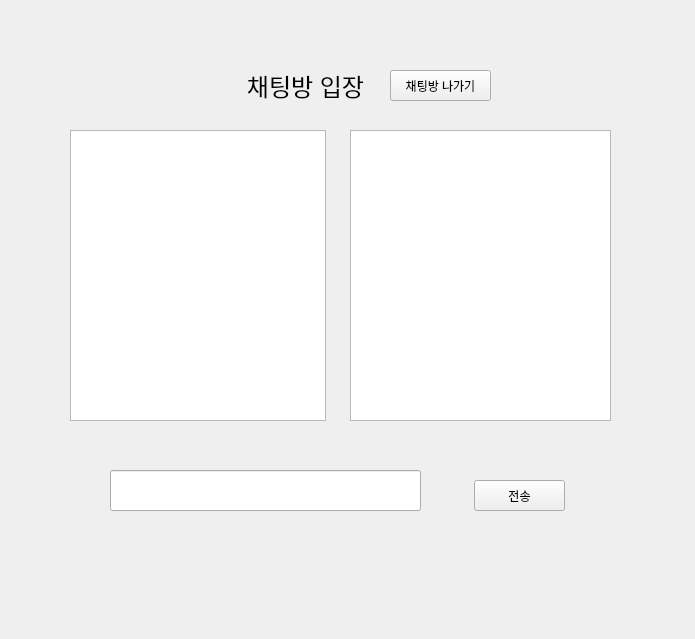
ChoiJiHyeok/TCP-chatting, file jichat.ui: the form before one commit.
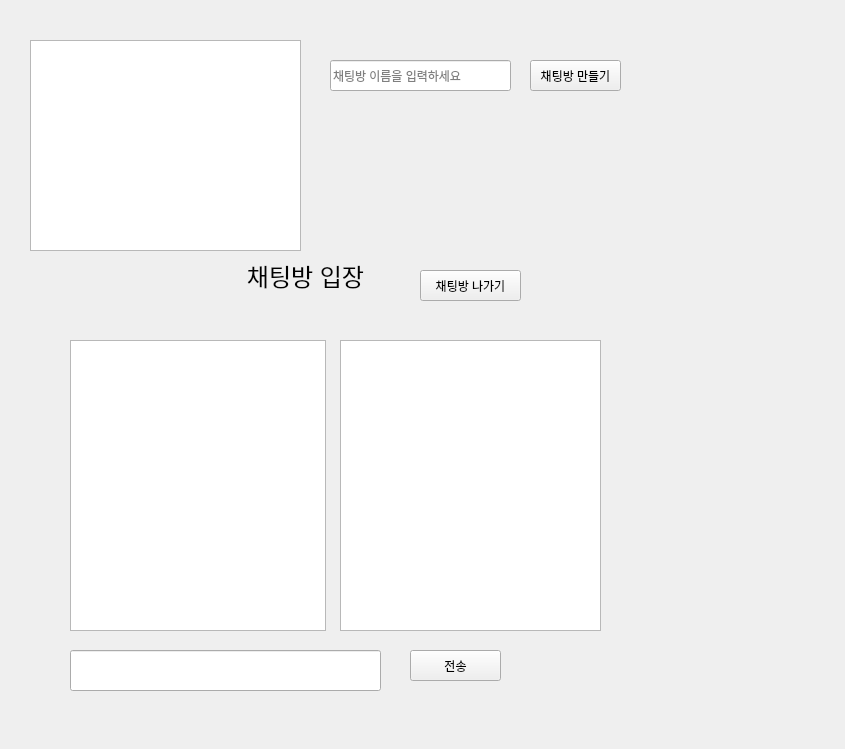
The form after the commit.

What changed in the file:
```diff
--- a/jichat.ui
+++ b/jichat.ui
@@ -6,8 +6,8 @@
    <rect>
     <x>0</x>
     <y>0</y>
-    <width>695</width>
-    <height>639</height>
+    <width>845</width>
+    <height>749</height>
    </rect>
   </property>
   <property name="windowTitle">
@@ -16,10 +16,10 @@
   <widget class="QStackedWidget" name="stackedWidget">
    <property name="geometry">
     <rect>
-     <x>30</x>
-     <y>40</y>
-     <width>651</width>
-     <height>551</height>
+     <x>10</x>
+     <y>20</y>
+     <width>801</width>
+     <height>721</height>
     </rect>
    </property>
    <property name="currentIndex">
@@ -54,8 +54,8 @@
     <widget class="QLabel" name="label">
      <property name="geometry">
       <rect>
-       <x>160</x>
-       <y>10</y>
+       <x>180</x>
+       <y>220</y>
        <width>231</width>
        <height>71</height>
       </rect>
@@ -67,8 +67,8 @@
     <widget class="QPushButton" name="enter_btn">
      <property name="geometry">
       <rect>
-       <x>444</x>
-       <y>440</y>
+       <x>400</x>
+       <y>630</y>
        <width>91</width>
        <height>31</height>
       </rect>
@@ -80,18 +80,21 @@
     <widget class="QLineEdit" name="chat_lineEdit">
      <property name="geometry">
       <rect>
-       <x>80</x>
-       <y>430</y>
+       <x>60</x>
+       <y>630</y>
        <width>311</width>
        <height>41</height>
       </rect>
      </property>
+     <property name="text">
+      <string/>
+     </property>
     </widget>
     <widget class="QListWidget" name="listWidget">
      <property name="geometry">
       <rect>
-       <x>40</x>
-       <y>90</y>
+       <x>60</x>
+       <y>320</y>
        <width>256</width>
        <height>291</height>
       </rect>
@@ -100,8 +103,8 @@
     <widget class="QPushButton" name="outroom_btn">
      <property name="geometry">
       <rect>
-       <x>360</x>
-       <y>30</y>
+       <x>410</x>
+       <y>250</y>
        <width>101</width>
        <height>31</height>
       </rect>
@@ -113,13 +116,49 @@
     <widget class="QListWidget" name="user_listWidget">
      <property name="geometry">
       <rect>
-       <x>320</x>
-       <y>90</y>
+       <x>330</x>
+       <y>320</y>
        <width>261</width>
        <height>291</height>
       </rect>
      </property>
     </widget>
+    <widget class="QPushButton" name="creat_chatroom_btn">
+     <property name="geometry">
+      <rect>
+       <x>520</x>
+       <y>40</y>
+       <width>91</width>
+       <height>31</height>
+      </rect>
+     </property>
+     <property name="text">
+      <string>채팅방 만들기</string>
+     </property>
+    </widget>
+    <widget class="QLineEdit" name="create_room_lineEdit">
+     <property name="geometry">
+      <rect>
+       <x>320</x>
+       <y>40</y>
+       <width>181</width>
+       <height>31</height>
+      </rect>
+     </property>
+     <property name="placeholderText">
+      <string>채팅방 이름을 입력하세요</string>
+     </property>
+    </widget>
+    <widget class="QTableWidget" name="tableWidget">
+     <property name="geometry">
+      <rect>
+       <x>20</x>
+       <y>20</y>
+       <width>271</width>
+       <height>211</height>
+      </rect>
+     </property>
+    </widget>
    </widget>
   </widget>
  </widget>
```
Left out of the diff: 3 changed lines with no effect on the pictures.
